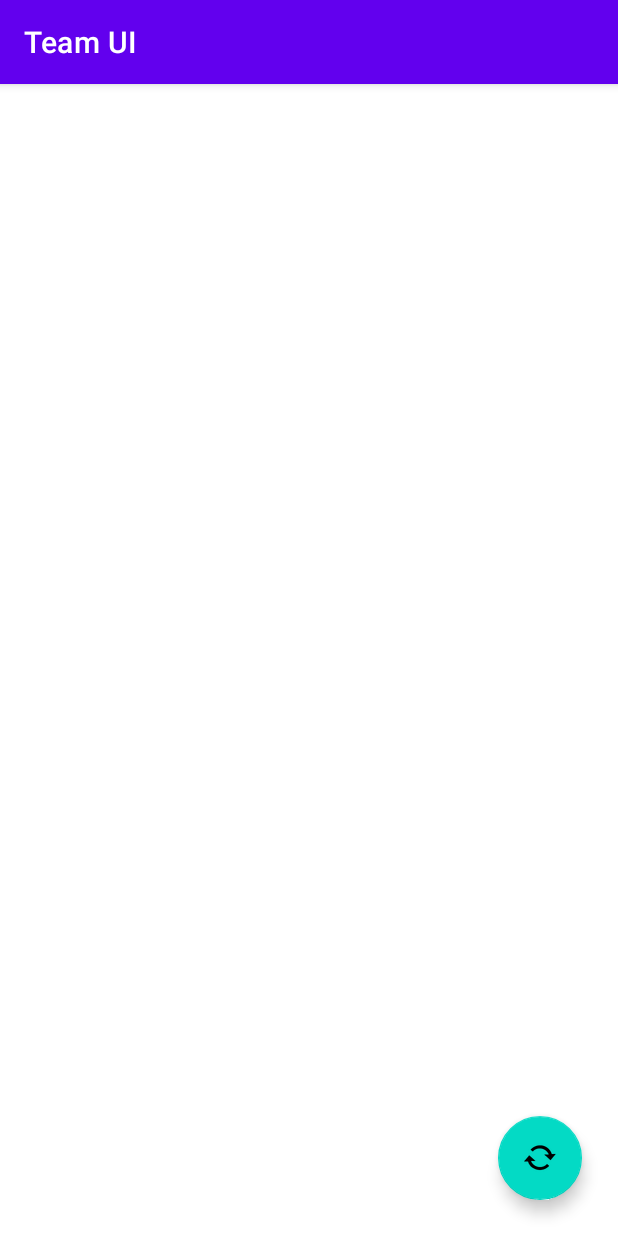
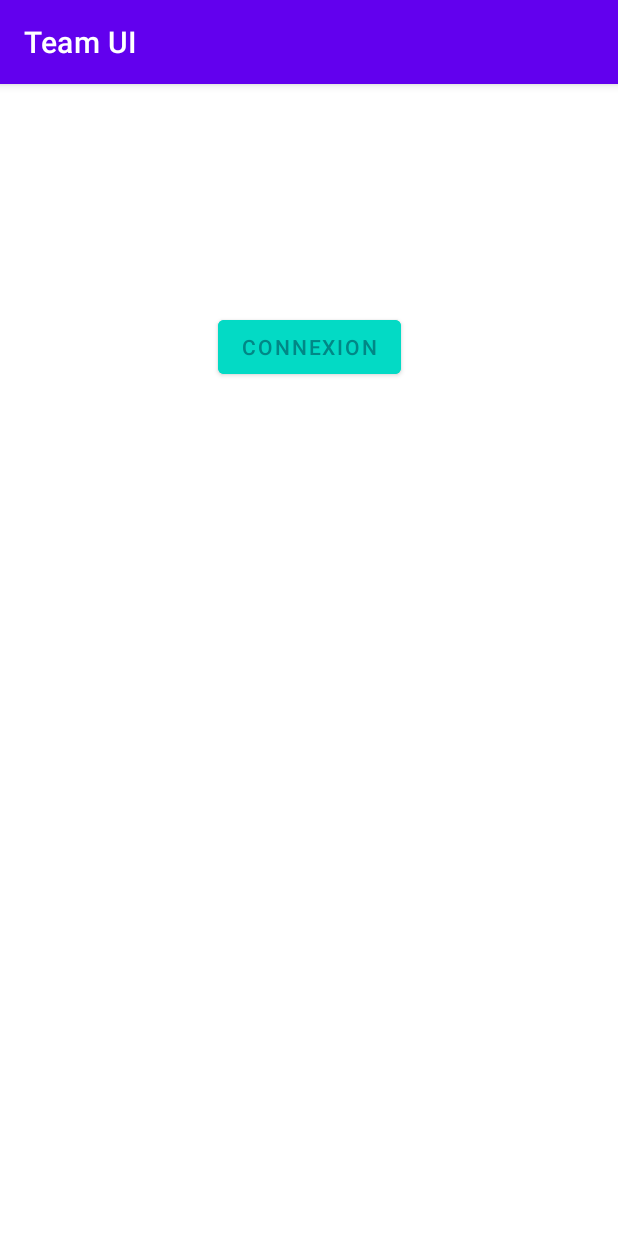
Before and after one commit to Lilogan/M1-Secure-Development-Team-Ui, an Android app: the screen it shows after launch (AccountsActivity before the commit, MainActivity after it), on a phone screen of 412 x 824 dp. Run offline under Robolectric (Android 15) with nearby library versions, the phone set to English and light mode, and no system bars.

Commit message:
Implémentation de la connexion

```diff
--- a/app/src/main/AndroidManifest.xml
+++ b/app/src/main/AndroidManifest.xml
@@ -11,14 +11,14 @@
         android:roundIcon="@mipmap/ic_launcher_round"
         android:supportsRtl="true"
         android:theme="@style/Theme.TeamUI">
-        <activity android:name=".AccountsActivity">
+        <activity android:name=".MainActivity">
             <intent-filter>
                 <action android:name="android.intent.action.MAIN" />
 
                 <category android:name="android.intent.category.LAUNCHER" />
             </intent-filter>
         </activity>
-        <activity android:name=".MainActivity" />
+        <activity android:name=".AccountsActivity" />
     </application>
 
 </manifest>
--- a/app/src/main/java/fr/isen/teamui/MainActivity.kt
+++ b/app/src/main/java/fr/isen/teamui/MainActivity.kt
@@ -1,15 +1,17 @@
 package fr.isen.teamui
 
-import android.hardware.biometrics.BiometricManager.Authenticators.*
+import android.app.KeyguardManager
+import android.content.Intent
 import android.os.Build
-import androidx.biometric.BiometricPrompt
-import androidx.appcompat.app.AppCompatActivity
 import android.os.Bundle
-import android.widget.Button
+import android.view.View
 import android.widget.Toast
 import androidx.annotation.RequiresApi
+import androidx.appcompat.app.AppCompatActivity
+import androidx.biometric.BiometricPrompt
 import androidx.core.content.ContextCompat
 import java.util.concurrent.Executor
+
 
 class MainActivity : AppCompatActivity() {
     private lateinit var executor: Executor
@@ -41,6 +43,8 @@ class MainActivity : AppCompatActivity() {
                     result: BiometricPrompt.AuthenticationResult
                 ) {
                     super.onAuthenticationSucceeded(result)
+                    val intent = Intent(applicationContext, AccountsActivity::class.java)
+                    startActivity(intent)
                     Toast.makeText(
                         applicationContext,
                         "Authentication succeeded!", Toast.LENGTH_SHORT
@@ -58,17 +62,25 @@ class MainActivity : AppCompatActivity() {
                 }
             })
 
+        fingerPrint()
+    }
+
+    fun onClickBtn(v: View?) {
+        fingerPrint()
+    }
+    fun fingerPrint(){
+        val keyguardManager = getSystemService(KeyguardManager::class.java)
+        if(keyguardManager.isDeviceSecure()){
             promptInfo = BiometricPrompt.PromptInfo.Builder()
                 .setTitle("Biometric login for my app")
                 .setSubtitle("Log in using your biometric credential")
-            .setNegativeButtonText("Use account password")
+                .setDeviceCredentialAllowed(true)
                 .build()
 
             // Prompt appears when user clicks "Log in".
             // Consider integrating with the keystore to unlock cryptographic operations,
             // if needed by your app.
             biometricPrompt.authenticate(promptInfo)
-
-
         }
     }
+}
--- a/app/src/main/res/layout/activity_main.xml
+++ b/app/src/main/res/layout/activity_main.xml
@@ -6,13 +6,19 @@
     android:layout_height="match_parent"
     tools:context=".MainActivity">
 
-    <TextView
+    <Button
+        android:id="@+id/connectionButton"
         android:layout_width="wrap_content"
         android:layout_height="wrap_content"
-        android:text="Hello World!"
-        app:layout_constraintBottom_toBottomOf="parent"
-        app:layout_constraintLeft_toLeftOf="parent"
-        app:layout_constraintRight_toRightOf="parent"
+        android:layout_marginStart="50dp"
+        android:layout_marginTop="151dp"
+        android:layout_marginEnd="50dp"
+        android:backgroundTint="?attr/colorSecondary"
+        android:onClick="onClickBtn"
+        android:text="Connexion"
+        android:textColor="?attr/colorSecondaryVariant"
+        app:layout_constraintEnd_toEndOf="parent"
+        app:layout_constraintStart_toStartOf="parent"
         app:layout_constraintTop_toTopOf="parent" />
 
 </androidx.constraintlayout.widget.ConstraintLayout>
```
Lines whose indentation alone changed are shown as unchanged.
